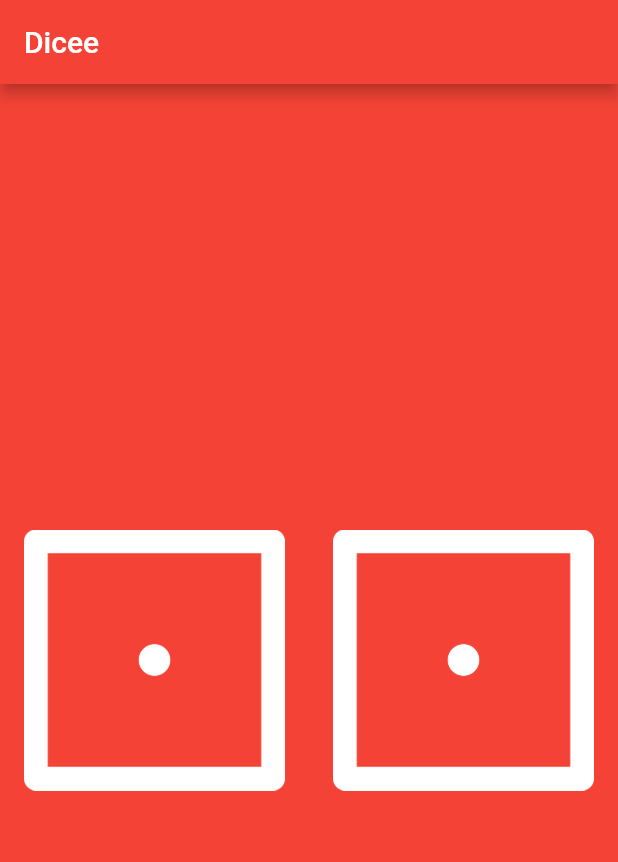
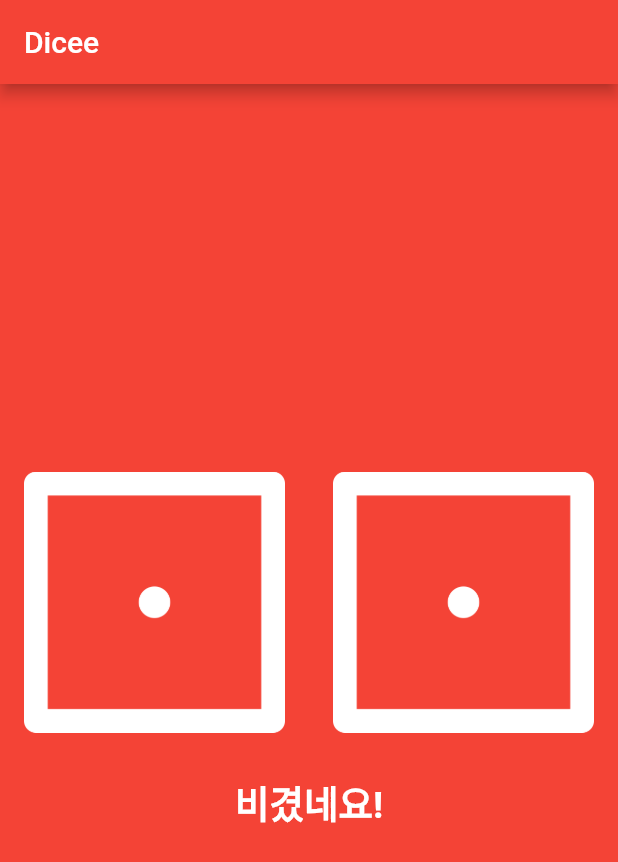
Before and after one commit to Kang-IJ/Flutter, a Flutter app: the screen it shows after launch, on a phone screen of 412 x 824 dp. Shown: the top 862 px of the screen. Run offline on Flutter 3.47's test engine with Material 2 defaults, Android fonts, the phone set to English and light mode, and no system bars; our stand-ins replace animated_text_kit, audioplayers, cloud_firestore, firebase_auth, firebase_core, flutter_spinkit and 3 more; accounts and stored records are empty.

Commit message:
feat: add result texts and extract EachDice widget from DicePage widget

```diff
--- /dev/null
+++ b/Dicee/lib/each_dice.dart
@@ -0,0 +1,23 @@
+import 'package:flutter/material.dart';
+
+class EachDice extends StatelessWidget {
+  final Function? diceChange;
+  int? diceNumber;
+
+  EachDice({this.diceChange, this.diceNumber});
+
+  @override
+  Widget build(BuildContext context) {
+    return Expanded(
+      child: Padding(
+        padding: EdgeInsets.symmetric(horizontal: 8.0),
+        child: TextButton(
+          onPressed: () {
+            diceChange!();
+          },
+          child: Image.asset('images/dice$diceNumber.png'),
+        ),
+      ),
+    );
+  }
+}
--- a/Dicee/lib/main.dart
+++ b/Dicee/lib/main.dart
@@ -1,5 +1,6 @@
 import 'dart:math';
 import 'package:flutter/material.dart';
+import 'package:dicee/each_dice.dart';
 
 void main() {
   runApp(
@@ -26,34 +27,45 @@ class DicePage extends StatefulWidget {
 class _DicePageState extends State<DicePage> {
   int leftDiceNumber = 1;
   int rightDiceNumber = 1;
+  String result = '비겼네요!';
 
   void diceChange() {
     setState(() {
       leftDiceNumber = Random().nextInt(6) + 1;
       rightDiceNumber = Random().nextInt(6) + 1;
+
+      if (leftDiceNumber > rightDiceNumber) {
+        result = '왼쪽이 더 크네요!';
+      } else if (leftDiceNumber < rightDiceNumber) {
+        result = '오른쪽이 더 크네요!';
+      } else {
+        result = '비겼네요!';
+      }
     });
   }
 
   @override
   Widget build(BuildContext context) {
     return Center(
-      child: Row(
+      child: Column(
+        mainAxisAlignment: MainAxisAlignment.center,
         children: [
-          Expanded(
+          Row(
+            children: [
+              EachDice(diceChange: diceChange, diceNumber: leftDiceNumber),
+              EachDice(diceChange: diceChange, diceNumber: rightDiceNumber),
+            ],
+          ),
+          Visibility(
             child: Padding(
-              padding: const EdgeInsets.symmetric(horizontal: 8.0),
-              child: TextButton(
-                onPressed: diceChange,
-                child: Image.asset('images/dice$leftDiceNumber.png'),
-              ),
-            ),
-          ),
-          Expanded(
-            child: Padding(
-              padding: const EdgeInsets.symmetric(horizontal: 8.0),
-              child: TextButton(
-                onPressed: diceChange,
-                child: Image.asset('images/dice$rightDiceNumber.png'),
+              padding: EdgeInsets.all(20.0),
+              child: Text(
+                result,
+                style: TextStyle(
+                  fontSize: 25.0,
+                  color: Colors.white,
+                  fontWeight: FontWeight.bold,
+                ),
               ),
             ),
           ),
```
Also changed, not shown: Dicee/pubspec.lock.
